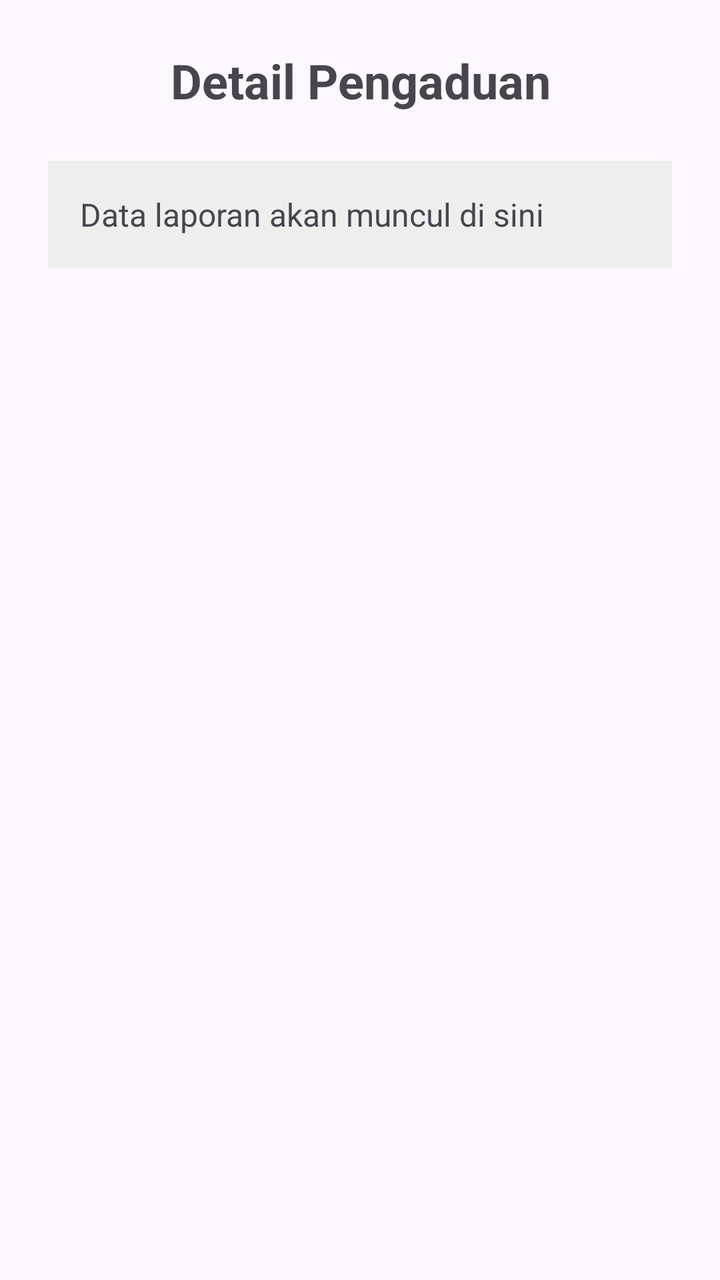
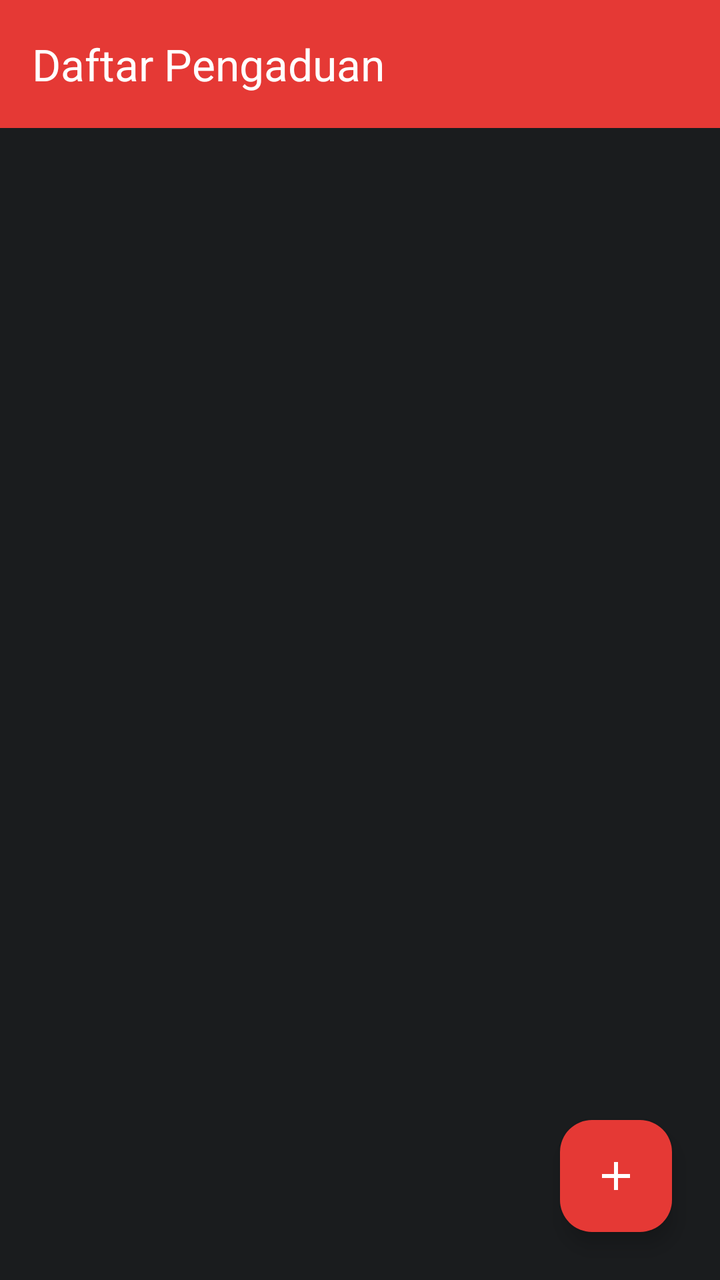

Compare the two renders of this Android layout. The source of the first and the diff that turns it into the second are given below.
<!-- AndroidManifest.xml: application theme Theme.Therehelp -->
<!-- res/layout/activity_ringkasan_pengaduan.xml -->
<?xml version="1.0" encoding="utf-8"?>
<LinearLayout xmlns:android="http://schemas.android.com/apk/res/android"
    android:layout_width="match_parent"
    android:layout_height="match_parent"
    android:orientation="vertical"
    android:padding="24dp">

    
    <TextView
        android:layout_width="match_parent"
        android:layout_height="wrap_content"
        android:text="Detail Pengaduan"
        android:textSize="24sp"
        android:textStyle="bold"
        android:textAlignment="center"
        android:layout_marginBottom="24dp"/>

    
    <TextView
        android:id="@+id/tvDetailLaporan"
        android:layout_width="match_parent"
        android:layout_height="wrap_content"
        android:text="Data laporan akan muncul di sini"
        android:textSize="16sp"
        android:background="#EEEEEE"
        android:padding="16dp"/>

</LinearLayout>
<!-- resources referenced by this layout -->
<resources>
  <style name="Theme.Therehelp" parent="Base.Theme.Therehelp" />
  <style name="Base.Theme.Therehelp" parent="Theme.Material3.DayNight.NoActionBar">
          
          
      </style>
</resources>

<!-- the commit's change to res/layout/activity_ringkasan_pengaduan.xml (unified diff, before → after) -->
@@ -1,28 +1,39 @@
 <?xml version="1.0" encoding="utf-8"?>
-<LinearLayout xmlns:android="http://schemas.android.com/apk/res/android"
+<androidx.coordinatorlayout.widget.CoordinatorLayout
+    xmlns:android="http://schemas.android.com/apk/res/android"
+    xmlns:app="http://schemas.android.com/apk/res-auto"
     android:layout_width="match_parent"
     android:layout_height="match_parent"
-    android:orientation="vertical"
-    android:padding="24dp">
+    android:background="@color/bina_desa_dark_grey">
 
-    
-    <TextView
+    <LinearLayout
         android:layout_width="match_parent"
+        android:layout_height="match_parent"
+        android:orientation="vertical">
+
+        <androidx.appcompat.widget.Toolbar
+            android:id="@+id/toolbarRingkasan"
+            android:layout_width="match_parent"
+            android:layout_height="?attr/actionBarSize"
+            android:background="@color/bina_desa_red"
+            app:title="Daftar Pengaduan"
+            app:titleTextColor="@color/white" />
+
+        <androidx.recyclerview.widget.RecyclerView
+            android:id="@+id/rvDaftarPengaduan"
+            android:layout_width="match_parent"
+            android:layout_height="match_parent"
+            android:padding="8dp" />
+    </LinearLayout>
+
+    <com.google.android.material.floatingactionbutton.FloatingActionButton
+        android:id="@+id/fabAddPengaduan"
+        android:layout_width="wrap_content"
         android:layout_height="wrap_content"
-        android:text="Detail Pengaduan"
-        android:textSize="24sp"
-        android:textStyle="bold"
-        android:textAlignment="center"
-        android:layout_marginBottom="24dp"/>
+        android:layout_gravity="bottom|end"
+        android:layout_margin="24dp"
+        android:src="@drawable/ic_add"
+        app:backgroundTint="@color/bina_desa_red"
+        app:tint="@color/white" />
 
-    
-    <TextView
-        android:id="@+id/tvDetailLaporan"
-        android:layout_width="match_parent"
-        android:layout_height="wrap_content"
-        android:text="Data laporan akan muncul di sini"
-        android:textSize="16sp"
-        android:background="#EEEEEE"
-        android:padding="16dp"/>
-
-</LinearLayout>
+</androidx.coordinatorlayout.widget.CoordinatorLayout>
<!-- resource entries referenced after the edit -->
@@ -1,5 +1,14 @@
 <!-- resources referenced by this layout -->
 <resources>
+  <color name="bina_desa_dark_grey">#1A1C1E</color>
+  <color name="bina_desa_red">#E53935</color>
+  <color name="white">#FFFFFFFF</color>
+  <!-- drawable ic_add (drawable) -->
+  <vector xmlns:android="http://schemas.android.com/apk/res/android" android:height="24dp" android:tint="#FFFFFF" android:viewportHeight="24" android:viewportWidth="24" android:width="24dp">
+        
+      <path android:fillColor="@android:color/white" android:pathData="M19,13h-6v6h-2v-6H5v-2h6V5h2v6h6v2z"/>
+      
+  </vector>
   <style name="Theme.Therehelp" parent="Base.Theme.Therehelp" />
   <style name="Base.Theme.Therehelp" parent="Theme.Material3.DayNight.NoActionBar">
           
